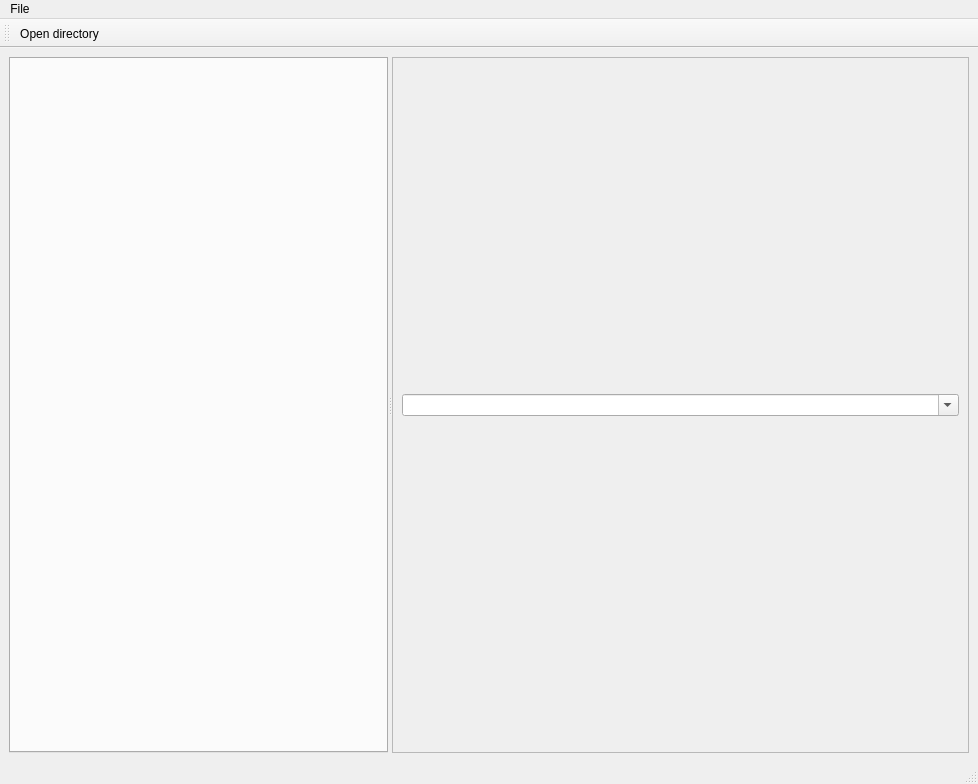
This is data/mainwindow.ui in kwon-young/pyqt_corrector as Qt 5 draws it before an edit. The edited form follows.
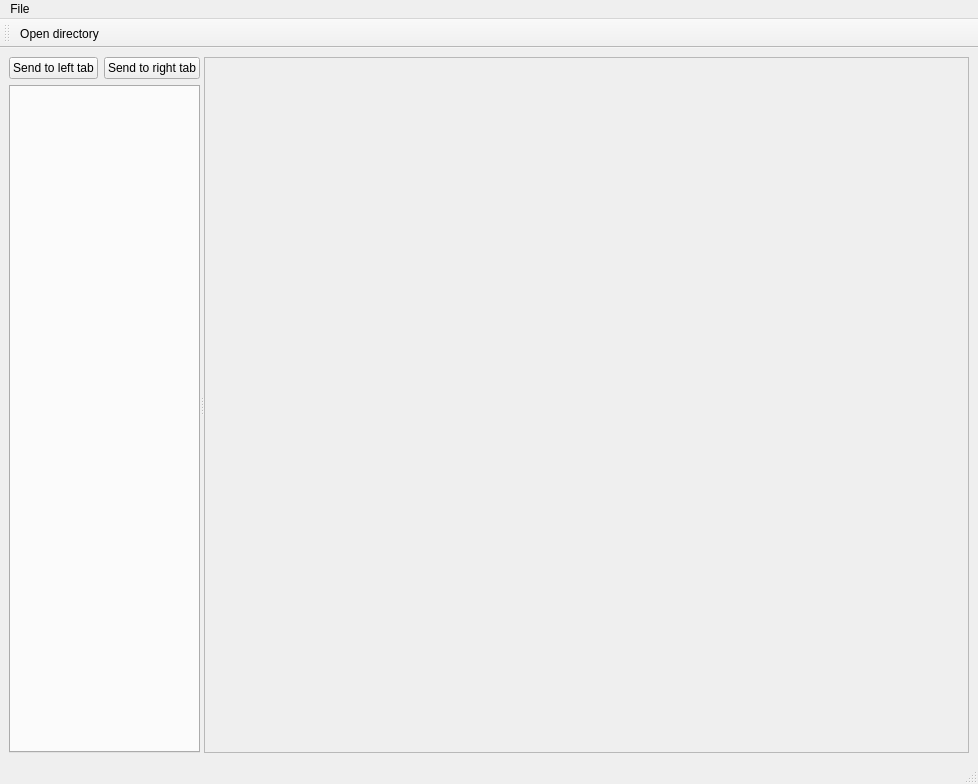
This is the edited form.

Diff of the .ui file:
```diff
--- a/data/mainwindow.ui
+++ b/data/mainwindow.ui
@@ -14,26 +14,72 @@
    <string>MainWindow</string>
   </property>
   <widget class="QWidget" name="centralwidget">
-   <layout class="QGridLayout" name="gridLayout_3">
-    <item row="0" column="0">
-     <layout class="QGridLayout" name="gridLayout_2">
+   <layout class="QGridLayout" name="gridLayout_6">
       <item row="0" column="0">
        <widget class="QSplitter" name="splitter">
+      <property name="sizePolicy">
+       <sizepolicy hsizetype="Expanding" vsizetype="Preferred">
+        <horstretch>0</horstretch>
+        <verstretch>0</verstretch>
+       </sizepolicy>
+      </property>
         <property name="orientation">
          <enum>Qt::Horizontal</enum>
         </property>
+      <widget class="QWidget" name="verticalLayoutWidget">
+       <layout class="QVBoxLayout" name="verticalLayout_2">
+        <item>
+         <layout class="QHBoxLayout" name="horizontalLayout">
+          <item>
+           <widget class="QPushButton" name="leftPushButton">
+            <property name="sizePolicy">
+             <sizepolicy hsizetype="Minimum" vsizetype="Fixed">
+              <horstretch>1</horstretch>
+              <verstretch>0</verstretch>
+             </sizepolicy>
+            </property>
+            <property name="text">
+             <string>Send to left tab</string>
+            </property>
+           </widget>
+          </item>
+          <item>
+           <widget class="QPushButton" name="rightPushButton">
+            <property name="sizePolicy">
+             <sizepolicy hsizetype="Minimum" vsizetype="Fixed">
+              <horstretch>1</horstretch>
+              <verstretch>0</verstretch>
+             </sizepolicy>
+            </property>
+            <property name="layoutDirection">
+             <enum>Qt::LeftToRight</enum>
+            </property>
+            <property name="text">
+             <string>Send to right tab</string>
+            </property>
+           </widget>
+          </item>
+         </layout>
+        </item>
+        <item>
         <widget class="QTabWidget" name="tabWidget">
-         <property name="minimumSize">
-          <size>
-           <width>379</width>
-           <height>0</height>
-          </size>
-         </property>
-         <property name="currentIndex">
-          <number>-1</number>
-         </property>
+          <property name="sizePolicy">
+           <sizepolicy hsizetype="Expanding" vsizetype="Expanding">
+            <horstretch>1</horstretch>
+            <verstretch>0</verstretch>
+           </sizepolicy>
+          </property>
+         </widget>
+        </item>
+       </layout>
         </widget>
         <widget class="QScrollArea" name="scrollArea">
+       <property name="sizePolicy">
+        <sizepolicy hsizetype="Expanding" vsizetype="Expanding">
+         <horstretch>1</horstretch>
+         <verstretch>0</verstretch>
+        </sizepolicy>
+       </property>
          <property name="widgetResizable">
           <bool>true</bool>
          </property>
@@ -42,24 +88,20 @@
            <rect>
             <x>0</x>
             <y>0</y>
-            <width>580</width>
-            <height>679</height>
-           </rect>
-          </property>
-          <layout class="QGridLayout" name="gridLayout">
-           <item row="0" column="0">
-            <widget class="QComboBox" name="comboBox">
-             <property name="editable">
-              <bool>true</bool>
-             </property>
-            </widget>
-           </item>
-          </layout>
-         </widget>
-        </widget>
-       </widget>
-      </item>
-     </layout>
+          <width>723</width>
+          <height>681</height>
+         </rect>
+        </property>
+        <property name="sizePolicy">
+         <sizepolicy hsizetype="Preferred" vsizetype="Preferred">
+          <horstretch>0</horstretch>
+          <verstretch>0</verstretch>
+         </sizepolicy>
+        </property>
+        <layout class="QGridLayout" name="gridLayout_2"/>
+       </widget>
+      </widget>
+     </widget>
     </item>
    </layout>
   </widget>
```
Lines whose indentation alone changed are shown as unchanged.
